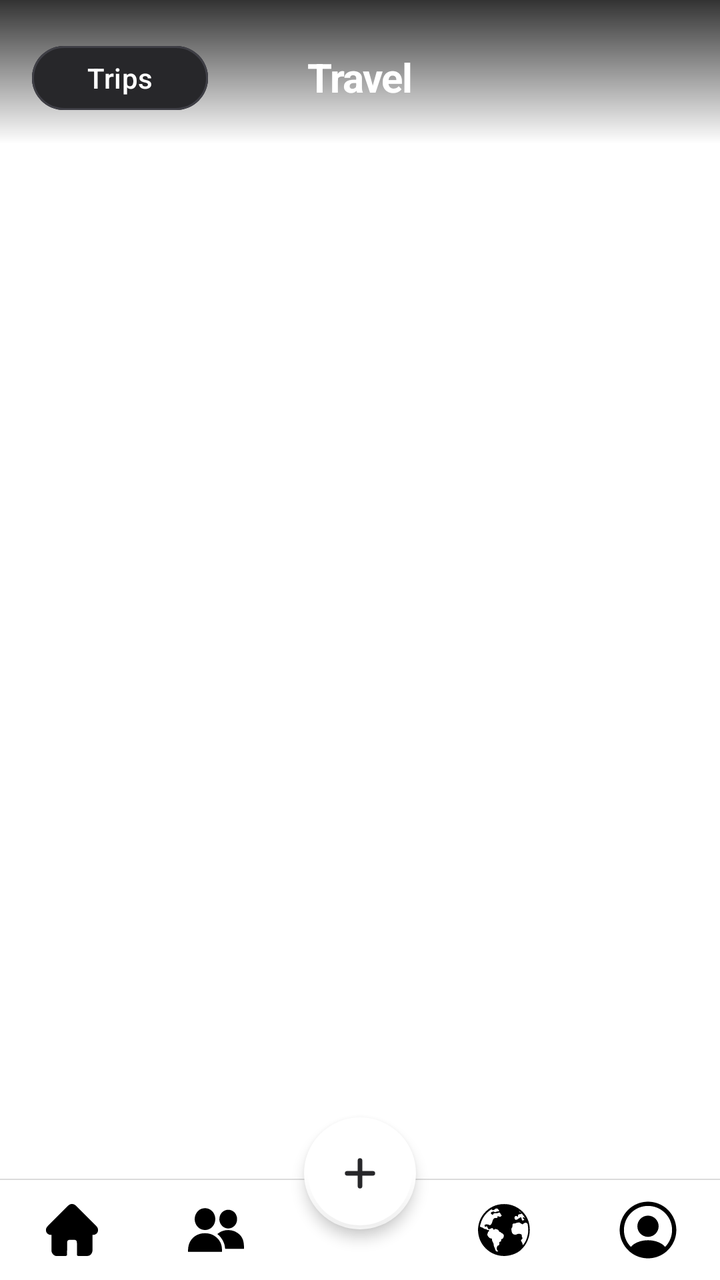
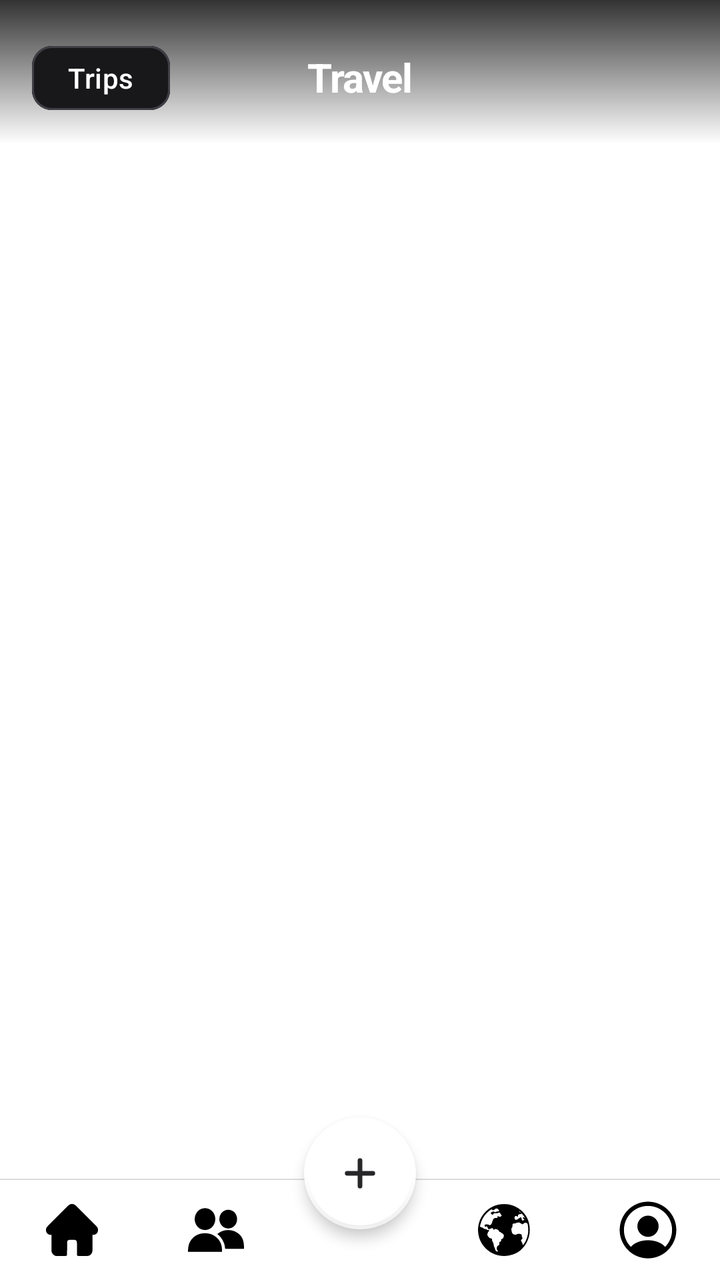

Before-and-after screenshots of an Android layout around one commit, followed by the original layout XML and the change that was made.
<!-- AndroidManifest.xml: activity theme Theme.Travel -->
<!-- res/layout/activity_main.xml -->
<?xml version="1.0" encoding="utf-8"?>
<androidx.constraintlayout.widget.ConstraintLayout
    xmlns:android="http://schemas.android.com/apk/res/android"
    xmlns:app="http://schemas.android.com/apk/res-auto"
    android:fitsSystemWindows="true"
    android:layout_width="match_parent"
    android:layout_height="match_parent"
    android:background="@color/white">

    <androidx.constraintlayout.widget.ConstraintLayout
        android:id="@+id/hero_section"
        android:layout_width="0dp"
        android:layout_height="72dp"
        android:paddingStart="16dp"
        android:paddingEnd="16dp"
        android:paddingTop="21dp"
        android:paddingBottom="16dp"
        android:elevation="1dp"
        android:background="@drawable/gradient_hero_bg"
        app:layout_constraintTop_toTopOf="parent"
        app:layout_constraintStart_toStartOf="parent"
        app:layout_constraintEnd_toEndOf="parent">

        <com.google.android.material.button.MaterialButton
            android:id="@+id/tripButton"
            android:layout_width="wrap_content"
            android:layout_height="40dp"
            android:text="Trips"
            android:backgroundTint="#27272A"
            android:textSize="14sp"
            android:textColor="#FFFFFF"
            app:cornerRadius="9999dp"
            app:strokeColor="#3F3F46"
            app:strokeWidth="1dp"
            app:layout_constraintBottom_toBottomOf="parent"
            app:layout_constraintStart_toStartOf="parent"
            app:layout_constraintTop_toTopOf="parent" />

        <TextView
            android:id="@+id/hero_location"
            android:layout_width="wrap_content"
            android:layout_height="wrap_content"
            android:text="Travel"
            android:textColor="#FFFFFF"
            android:textSize="20sp"
            android:textStyle="bold"
            android:letterSpacing="-0.025"
            app:layout_constraintEnd_toEndOf="parent"
            app:layout_constraintStart_toStartOf="parent"
            app:layout_constraintTop_toTopOf="parent"
            app:layout_constraintBottom_toBottomOf="parent" />

    </androidx.constraintlayout.widget.ConstraintLayout>

    <View
        android:id="@+id/top_divider"
        android:layout_width="0dp"
        android:layout_height="0.5dp"
        android:background="@android:color/transparent"
        app:layout_constraintTop_toBottomOf="@id/hero_section"
        app:layout_constraintStart_toStartOf="parent"
        app:layout_constraintEnd_toEndOf="parent" />

    <FrameLayout
        android:id="@+id/fragment_container"
        android:layout_width="0dp"
        android:layout_height="0dp"
        android:background="@color/white"
        app:layout_constraintTop_toTopOf="parent"
        app:layout_constraintBottom_toTopOf="@id/bottom_divider"
        app:layout_constraintStart_toStartOf="parent"
        app:layout_constraintEnd_toEndOf="parent" />

    <View
        android:id="@+id/bottom_divider"
        android:layout_width="0dp"
        android:layout_height="0.5dp"
        android:background="#DBDBDB"
        app:layout_constraintBottom_toTopOf="@id/custom_bottom_bar"
        app:layout_constraintStart_toStartOf="parent"
        app:layout_constraintEnd_toEndOf="parent" />

    <LinearLayout
        android:id="@+id/custom_bottom_bar"
        android:layout_width="0dp"
        android:layout_height="50dp"
        android:orientation="horizontal"
        android:background="@color/white"
        android:gravity="center_vertical"
        app:layout_constraintBottom_toBottomOf="parent"
        app:layout_constraintStart_toStartOf="parent"
        app:layout_constraintEnd_toEndOf="parent">

        <ImageButton
            android:id="@+id/nav_home"
            android:layout_width="0dp"
            android:layout_height="match_parent"
            android:layout_weight="1"
            android:padding="12dp"
            android:src="@drawable/ic_home"
            android:scaleType="centerInside"
            android:background="?attr/selectableItemBackgroundBorderless"
            android:contentDescription="Home Feed" />

        <ImageButton
            android:id="@+id/nav_friends"
            android:layout_width="0dp"
            android:layout_height="match_parent"
            android:layout_weight="1"
            android:padding="11dp"
            android:src="@drawable/ic_friends"
            android:scaleType="centerInside"
            android:background="?attr/selectableItemBackgroundBorderless"
            android:contentDescription="Friends" />

        <View
            android:id="@+id/nav_placeholder"
            android:layout_width="0dp"
            android:layout_height="match_parent"
            android:layout_weight="1" />

        <ImageButton
            android:id="@+id/nav_map"
            android:layout_width="0dp"
            android:layout_height="match_parent"
            android:layout_weight="1"
            android:padding="12dp"
            android:src="@drawable/ic_globe"
            android:scaleType="centerInside"
            android:background="?attr/selectableItemBackgroundBorderless"
            android:contentDescription="Map" />

        <ImageButton
            android:id="@+id/nav_profile"
            android:layout_width="0dp"
            android:layout_height="match_parent"
            android:layout_weight="1"
            android:padding="8dp"
            android:src="@drawable/ic_profile"
            android:scaleType="centerInside"
            android:background="?attr/selectableItemBackgroundBorderless"
            android:contentDescription="Profile" />

    </LinearLayout>

    <com.google.android.material.floatingactionbutton.FloatingActionButton
        android:id="@+id/fab_add_picture"
        android:layout_width="wrap_content"
        android:layout_height="wrap_content"
        android:contentDescription="Add"
        android:src="@drawable/ic_plus"
        app:backgroundTint="#FFFFFF"
        app:tint="#27272A"
        app:fabCustomSize="56dp"
        app:maxImageSize="22dp"
        app:elevation="4dp"
        app:borderWidth="2dp"
        app:strokeColor="#D4D4D8"
        app:shapeAppearanceOverlay="@style/ShapeAppearanceOverlay.Circle"
        app:layout_constraintBottom_toTopOf="@id/custom_bottom_bar"
        app:layout_constraintEnd_toEndOf="parent"
        app:layout_constraintStart_toStartOf="parent"
        android:layout_marginBottom="-25dp" />

</androidx.constraintlayout.widget.ConstraintLayout>
<!-- resources referenced by this layout -->
<resources>
  <color name="white">#FFFFFFFF</color>
  <!-- drawable gradient_hero_bg (drawable) -->
  <?xml version="1.0" encoding="utf-8"?>
  <shape xmlns:android="http://schemas.android.com/apk/res/android">
      <gradient
          android:startColor="#CC000000"
          android:endColor="#00000000"
          android:angle="270" />
  </shape>
  <!-- drawable ic_friends: vector/xml drawable (drawable, 2557 chars, omitted) -->
  <!-- drawable ic_globe: vector/xml drawable (drawable, 9559 chars, omitted) -->
  <!-- drawable ic_home: vector/xml drawable (drawable, 4924 chars, omitted) -->
  <!-- drawable ic_plus (drawable) -->
  <?xml version="1.0" encoding="utf-8"?>
  <vector xmlns:android="http://schemas.android.com/apk/res/android"
      android:width="24dp"
      android:height="24dp"
      android:viewportWidth="24"
      android:viewportHeight="24">
      <path
          android:pathData="M12,5L12,19M5,12L19,12"
          android:strokeWidth="2.5"
          android:strokeColor="#000000"
          android:strokeLineCap="round" />
  </vector>
  <!-- drawable ic_profile (drawable) -->
  <vector xmlns:android="http://schemas.android.com/apk/res/android"
      android:width="200dp"
      android:height="200dp"
      android:viewportWidth="24"
      android:viewportHeight="24">
    <path
        android:pathData="M22,12C22,6.49 17.51,2 12,2C6.49,2 2,6.49 2,12C2,14.9 3.25,17.51 5.23,19.34C5.23,19.35 5.23,19.35 5.22,19.36C5.32,19.46 5.44,19.54 5.54,19.63C5.6,19.68 5.65,19.73 5.71,19.77C5.89,19.92 6.09,20.06 6.28,20.2C6.35,20.25 6.41,20.29 6.48,20.34C6.67,20.47 6.87,20.59 7.08,20.7C7.15,20.74 7.23,20.79 7.3,20.83C7.5,20.94 7.71,21.04 7.93,21.13C8.01,21.17 8.09,21.21 8.17,21.24C8.39,21.33 8.61,21.41 8.83,21.48C8.91,21.51 8.99,21.54 9.07,21.56C9.31,21.63 9.55,21.69 9.79,21.75C9.86,21.77 9.93,21.79 10.01,21.8C10.29,21.86 10.57,21.9 10.86,21.93C10.9,21.93 10.94,21.94 10.98,21.95C11.32,21.98 11.66,22 12,22C12.34,22 12.68,21.98 13.01,21.95C13.05,21.95 13.09,21.94 13.13,21.93C13.42,21.9 13.7,21.86 13.98,21.8C14.05,21.79 14.12,21.76 14.2,21.75C14.44,21.69 14.69,21.64 14.92,21.56C15,21.53 15.08,21.5 15.16,21.48C15.38,21.4 15.61,21.33 15.82,21.24C15.9,21.21 15.98,21.17 16.06,21.13C16.27,21.04 16.48,20.94 16.69,20.83C16.77,20.79 16.84,20.74 16.91,20.7C17.11,20.58 17.31,20.47 17.51,20.34C17.58,20.3 17.64,20.25 17.71,20.2C17.91,20.06 18.1,19.92 18.28,19.77C18.34,19.72 18.39,19.67 18.45,19.63C18.56,19.54 18.67,19.45 18.77,19.36C18.77,19.35 18.77,19.35 18.76,19.34C20.75,17.51 22,14.9 22,12ZM16.94,16.97C14.23,15.15 9.79,15.15 7.06,16.97C6.62,17.26 6.26,17.6 5.96,17.97C4.44,16.43 3.5,14.32 3.5,12C3.5,7.31 7.31,3.5 12,3.5C16.69,3.5 20.5,7.31 20.5,12C20.5,14.32 19.56,16.43 18.04,17.97C17.75,17.6 17.38,17.26 16.94,16.97Z"
        android:fillColor="#000000"/>
    <path
        android:pathData="M12,6.93C9.93,6.93 8.25,8.61 8.25,10.68C8.25,12.71 9.84,14.36 11.95,14.42C11.98,14.42 12.02,14.42 12.04,14.42C12.06,14.42 12.09,14.42 12.11,14.42C12.12,14.42 12.13,14.42 12.13,14.42C14.15,14.35 15.74,12.71 15.75,10.68C15.75,8.61 14.07,6.93 12,6.93Z"
        android:fillColor="#000000"/>
  </vector>
  <style name="ShapeAppearanceOverlay.Circle" parent="">
          <item name="cornerSize">50%</item>
      </style>
  <style name="Theme.Travel" parent="Theme.Material3.DayNight.NoActionBar">
          <item name="colorPrimary">#2196F3</item>
          <item name="colorOnPrimary">@android:color/white</item>
      </style>
</resources>

<!-- the commit's change to res/layout/activity_main.xml (unified diff, before → after) -->
@@ -26,10 +26,12 @@
             android:layout_width="wrap_content"
             android:layout_height="40dp"
             android:text="Trips"
-            android:backgroundTint="#27272A"
+            android:backgroundTint="@color/button_primary"
             android:textSize="14sp"
             android:textColor="#FFFFFF"
-            app:cornerRadius="9999dp"
+            android:minWidth="0dp"
+            android:paddingHorizontal="18dp"
+            app:cornerRadius="10dp"
             app:strokeColor="#3F3F46"
             app:strokeWidth="1dp"
             app:layout_constraintBottom_toBottomOf="parent"
<!-- resource entries referenced after the edit -->
@@ -1,5 +1,6 @@
 <!-- resources referenced by this layout -->
 <resources>
+  <color name="button_primary">#FF18181B</color>
   <color name="white">#FFFFFFFF</color>
   <!-- drawable gradient_hero_bg (drawable) -->
   <?xml version="1.0" encoding="utf-8"?>
